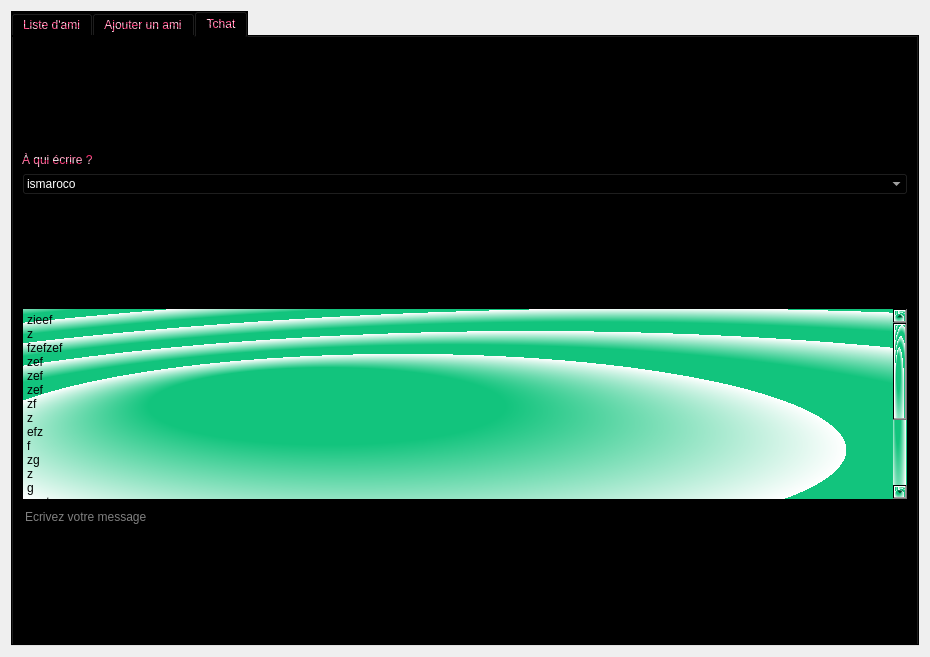
Before: the Qt Designer form Client/UI/AmisQt.ui in Minigrim0/LombricABrac, drawn with Qt 5.
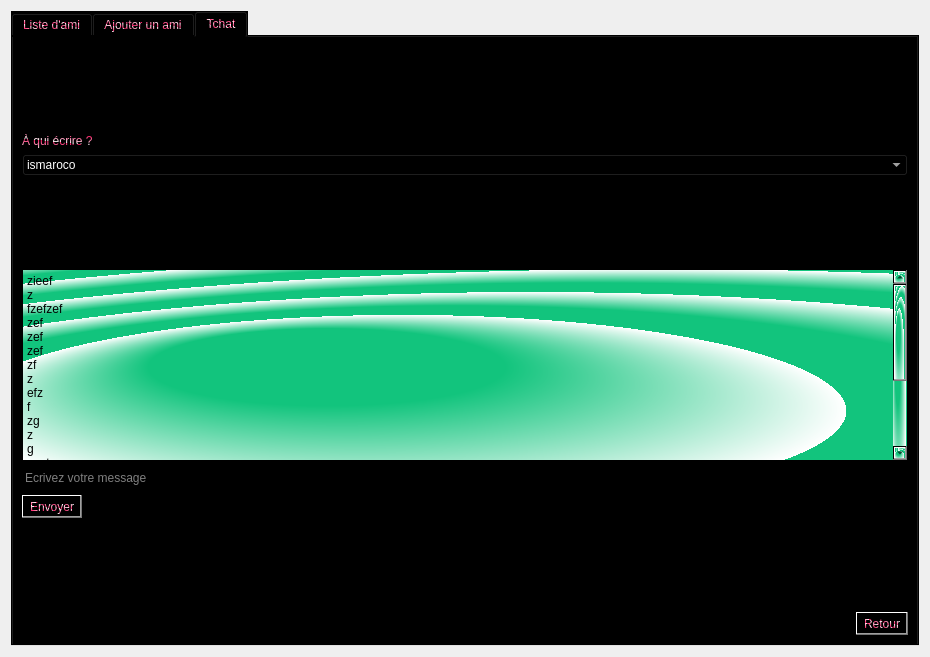
After: the same form once the commit is applied. The open tabs and pages were chosen to show the change. Icons and pictures are not drawn.

Commit message: add return bouton et lie les cpp et hpp des différentes window qt

What changed in the file:
```diff
--- a/Client/UI/AmisQt.ui
+++ b/Client/UI/AmisQt.ui
@@ -343,6 +343,29 @@
       <layout class="QVBoxLayout" name="verticalLayout">
        <item>
         <layout class="QGridLayout" name="gridLayout_3">
+         <item row="9" column="0" alignment="Qt::AlignRight">
+          <widget class="QToolButton" name="Return_From_TchatToolButton">
+           <property name="styleSheet">
+            <string notr="true">background-color: qlineargradient(spread:pad, x1:1, y1:0, x2:1, y2:0, stop:0 rgba(0, 0, 0, 255), stop:1 rgba(255, 255, 255, 255));</string>
+           </property>
+           <property name="text">
+            <string>Retour</string>
+           </property>
+           <property name="icon">
+            <iconset resource="../images_widget.qrc">
+             <normaloff>:/icons/UI/Resources/left-arrow.png</normaloff>:/icons/UI/Resources/left-arrow.png</iconset>
+           </property>
+           <property name="iconSize">
+            <size>
+             <width>24</width>
+             <height>24</height>
+            </size>
+           </property>
+           <property name="toolButtonStyle">
+            <enum>Qt::ToolButtonTextBesideIcon</enum>
+           </property>
+          </widget>
+         </item>
          <item row="4" column="0">
           <spacer name="verticalSpacer_6">
            <property name="orientation">
@@ -356,7 +379,7 @@
            </property>
           </spacer>
          </item>
-         <item row="7" column="0">
+         <item row="8" column="0">
           <spacer name="verticalSpacer_5">
            <property name="orientation">
             <enum>Qt::Vertical</enum>
@@ -467,6 +490,29 @@
            </property>
           </widget>
          </item>
+         <item row="7" column="0">
+          <widget class="QToolButton" name="Send_MessageToolButton">
+           <property name="styleSheet">
+            <string notr="true">background-color: qlineargradient(spread:pad, x1:1, y1:0, x2:1, y2:0, stop:0 rgba(0, 0, 0, 255), stop:1 rgba(255, 255, 255, 255));</string>
+           </property>
+           <property name="text">
+            <string>Envoyer</string>
+           </property>
+           <property name="icon">
+            <iconset resource="../images_widget.qrc">
+             <normaloff>:/icons/UI/Resources/login.png</normaloff>:/icons/UI/Resources/login.png</iconset>
+           </property>
+           <property name="iconSize">
+            <size>
+             <width>24</width>
+             <height>24</height>
+            </size>
+           </property>
+           <property name="toolButtonStyle">
+            <enum>Qt::ToolButtonTextBesideIcon</enum>
+           </property>
+          </widget>
+         </item>
         </layout>
        </item>
       </layout>
```
Left out of the diff: 48 changed lines with no effect on the pictures. The commit also changes 13 other files.
